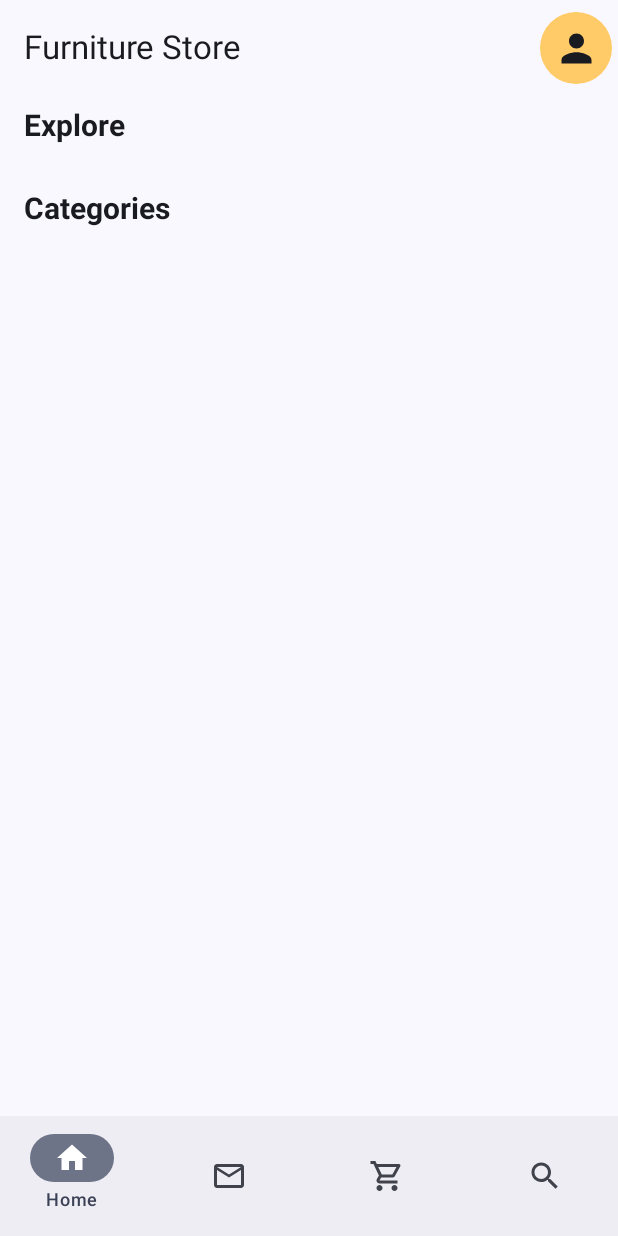
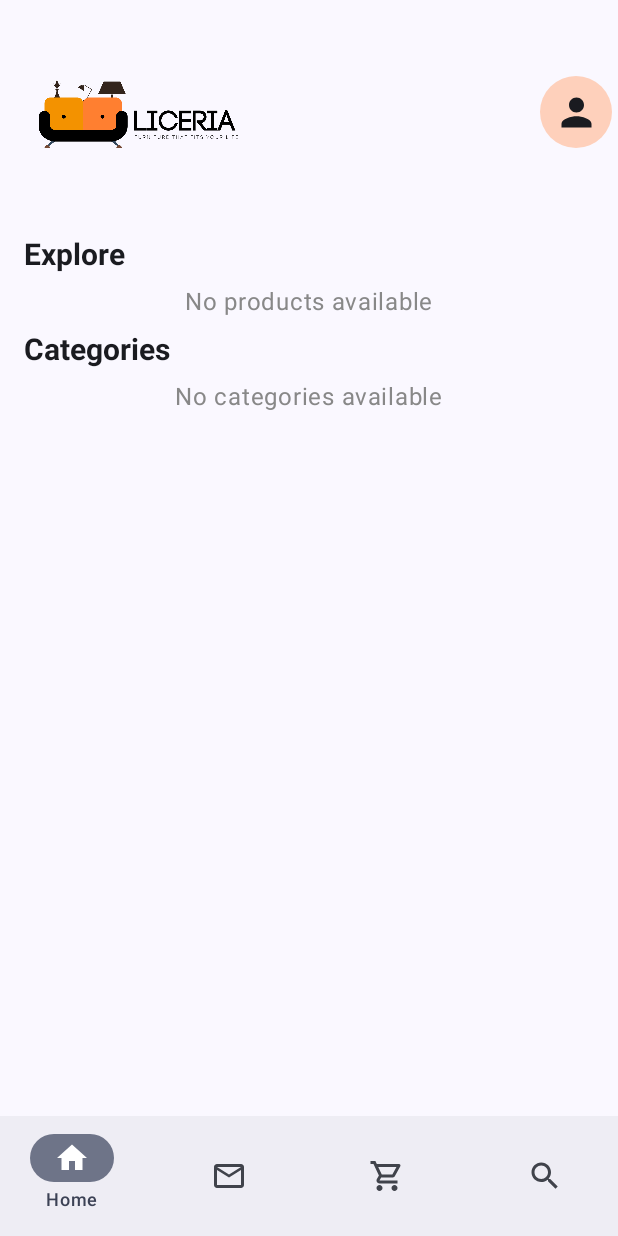
Before and after one commit to JaninduDiz/eCommerce-Android-App, an Android app built with Jetpack Compose: the screen it shows after launch (MainActivity), on a phone screen of 412 x 824 dp. Run offline under Robolectric (Android 15) with nearby library versions, the phone set to English and light mode, and no system bars; pictures from the network do not load.

```diff
--- a/app/src/main/java/com/example/shoppingapp/MainActivity.kt
+++ b/app/src/main/java/com/example/shoppingapp/MainActivity.kt
@@ -59,7 +59,7 @@ class MainActivity : ComponentActivity() {
                     composable("productDetails/{productId}") { backStackEntry ->
                         val productId = backStackEntry.arguments?.getString("productId")
                         if (productId != null) {
-                            ProductDetailsScreen(navController, productId, cartState, vendorState)
+                            ProductDetailsScreen(navController, productId, cartState, vendorState, categoryState)
                         }
                     }
                     composable("reviewScreen/{productId}/{vendorId}") { backStackEntry ->
@@ -72,7 +72,8 @@ class MainActivity : ComponentActivity() {
                         CategoryScreen(
                             navController = navController,
                             categoryId = categoryId,
-                            categoryState = categoryState
+                            categoryState = categoryState,
+                            productState = productState
                         )
                     }
                     composable("checkoutScreen/{totalPrice}") { backStackEntry ->
--- a/app/src/main/java/com/example/shoppingapp/models/Categories.kt
+++ b/app/src/main/java/com/example/shoppingapp/models/Categories.kt
@@ -5,5 +5,5 @@ data class Category(
     val id: String,
     val name: String,
     val isActive: Boolean,
-    val products: List<Product>
+    var products: List<Product>
 )
--- a/app/src/main/java/com/example/shoppingapp/viewmodels/CategoryState.kt
+++ b/app/src/main/java/com/example/shoppingapp/viewmodels/CategoryState.kt
@@ -29,6 +29,11 @@ class CategoryState {
         return categories.find { it.id == id }
     }
 
+    // Function to get a category by id
+    fun getCategoryNameById(id: String): String {
+        return categories.find { it.id == id }?.name ?: ""
+    }
+
     // Function to clear all categories
     fun clear() {
         categories.clear()
--- a/app/src/main/java/com/example/shoppingapp/viewmodels/ProductState.kt
+++ b/app/src/main/java/com/example/shoppingapp/viewmodels/ProductState.kt
@@ -15,6 +15,7 @@ class ProductState  {
 
     // Function to add a list of products at once
     fun addProducts(productList: List<Product>) {
+        clearProducts()
         products.addAll(productList)
     }
 
@@ -29,7 +30,7 @@ class ProductState  {
     }
 
     // Function to clear all products
-    fun clearProducts() {
+    private fun clearProducts() {
         products.clear()
     }
 }
--- a/app/src/main/java/com/example/shoppingapp/views/ProfileScreen.kt
+++ b/app/src/main/java/com/example/shoppingapp/views/ProfileScreen.kt
@@ -364,7 +364,7 @@ fun ActionButtonContainer(
             onClick = {
                 if (isEditing) onSaveClick() else onEditClick()
             },
-            containerColor = Color(0xFFB08968),
+            containerColor = Color(0xFF98c1d9),
             contentColor = Color.White
         ) {
             if (isEditing) {
--- a/app/src/main/java/com/example/shoppingapp/views/components/CustomButton.kt
+++ b/app/src/main/java/com/example/shoppingapp/views/components/CustomButton.kt
@@ -21,7 +21,7 @@ fun CustomButton( text: String, onClick: () -> Unit, modifier: Modifier, enabled
         colors = colors,
         modifier = Modifier
             .fillMaxWidth()
-            .height(56.dp)
+            .height(50.dp)
             .then(modifier),
         shape = RoundedCornerShape(8.dp),
         enabled = enabled ?: true
--- a/app/src/main/java/com/example/shoppingapp/views/components/OrderSummaryCard.kt
+++ b/app/src/main/java/com/example/shoppingapp/views/components/OrderSummaryCard.kt
@@ -11,6 +11,7 @@ import androidx.compose.foundation.layout.fillMaxWidth
 import androidx.compose.foundation.layout.padding
 import androidx.compose.foundation.shape.RoundedCornerShape
 import androidx.compose.material3.Card
+import androidx.compose.material3.CardDefaults
 import androidx.compose.material3.Text
 import androidx.compose.runtime.Composable
 import androidx.compose.runtime.LaunchedEffect
@@ -73,8 +74,9 @@ fun OrderSummaryCard(
                 // Navigate to the OrderDetails screen with the order ID
                 navController.navigate("orderDetails/${order.id}/false")
             },
-       // elevation = 4.dp,
-        shape = RoundedCornerShape(8.dp)
+        shape = RoundedCornerShape(8.dp),
+        colors = CardDefaults.cardColors(containerColor = Color.White),
+        elevation = CardDefaults.cardElevation(defaultElevation = 4.dp)
     ) {
         Column(
             modifier = Modifier.padding(16.dp)
--- a/app/src/main/java/com/example/shoppingapp/views/tabViews/HomeScreen.kt
+++ b/app/src/main/java/com/example/shoppingapp/views/tabViews/HomeScreen.kt
@@ -1,6 +1,5 @@
 package com.example.shoppingapp.views.tabViews
 
-import android.annotation.SuppressLint
 import android.content.ContentValues.TAG
 import android.os.Build
 import android.util.Log
@@ -12,6 +11,7 @@ import androidx.compose.foundation.layout.Arrangement
 import androidx.compose.foundation.layout.Box
 import androidx.compose.foundation.layout.Column
 import androidx.compose.foundation.layout.PaddingValues
+import androidx.compose.foundation.layout.Row
 import androidx.compose.foundation.layout.Spacer
 import androidx.compose.foundation.layout.WindowInsets
 import androidx.compose.foundation.layout.fillMaxSize
@@ -63,6 +63,7 @@ import androidx.compose.ui.Modifier
 import androidx.compose.ui.graphics.Color
 import androidx.compose.ui.graphics.vector.ImageVector
 import androidx.compose.ui.layout.ContentScale
+import androidx.compose.ui.res.painterResource
 import androidx.compose.ui.text.TextStyle
 import androidx.compose.ui.text.font.FontWeight
 import androidx.compose.ui.text.style.TextAlign
@@ -72,6 +73,7 @@ import androidx.compose.ui.unit.sp
 import androidx.navigation.NavController
 import androidx.navigation.compose.rememberNavController
 import coil.compose.rememberAsyncImagePainter
+import com.example.shoppingapp.R
 import com.example.shoppingapp.models.Category
 import com.example.shoppingapp.models.Product
 import com.example.shoppingapp.ui.theme.ShoppingAppTheme
@@ -121,12 +123,16 @@ fun HomeScreen(navController: NavController, cartState: CartState, orderState: O
             hasNews = false,
         )
     )
+    Log.d(TAG, "HomeScreen: ${categoryState.categories.map { category -> category.name }}")
 
     var loading by remember { mutableStateOf(false) }
 
     var selectedItemIndex by rememberSaveable { mutableIntStateOf(0) }
 
     var categories by remember { mutableStateOf<List<Category>>(emptyList()) }
+
+
+
 
     // Fetch categories
     LaunchedEffect(Unit) {
@@ -163,11 +169,19 @@ fun HomeScreen(navController: NavController, cartState: CartState, orderState: O
         topBar = {
             TopAppBar(
                 windowInsets = WindowInsets.Companion.statusBars,
-                title = { Text(text = "Furniture Store") },
+                title = {
+                    Row(verticalAlignment = Alignment.CenterVertically) {
+                        Image(
+                            painter = painterResource(id = R.drawable.logo),
+                            contentDescription = "Logo",
+                            modifier = Modifier.size(150.dp)
+                        )
+                    }
+                },
                 actions = {
                     IconButton(onClick = { navController.navigate("profile")},
                         modifier = Modifier
-                            .background(Color(0xFFffcb69), shape = CircleShape)
+                            .background(Color(0xFFfed0bb), shape = CircleShape)
                     ) {
                         Icon(
                             imageVector = Icons.Filled.Person,
@@ -215,15 +229,20 @@ fun HomeScreen(navController: NavController, cartState: CartState, orderState: O
         when (selectedItemIndex) {
             0 -> HomeContent(navController = navController, categoryState = categoryState, loading = loading, productState = productState, paddingValues = paddingValues)
             1 -> OrdersScreen(navController = navController, orderState = orderState, paddingValues = paddingValues)
-            2 -> CartScreen(navController = navController, cartState = cartState, paddingValues = paddingValues)
+            2 -> CartScreen(navController = navController, cartState = cartState, paddingValues = paddingValues, categoryState = categoryState)
             3 -> SearchScreen(navController = navController, productState = productState, paddingValues = paddingValues)
         }
     }
 }
 
-@SuppressLint("SuspiciousIndentation")
 @Composable
-fun HomeContent(navController: NavController, categoryState: CategoryState, loading: Boolean = false , productState: ProductState, paddingValues: PaddingValues) {
+fun HomeContent(
+    navController: NavController,
+    categoryState: CategoryState,
+    loading: Boolean = false,
+    productState: ProductState,
+    paddingValues: PaddingValues
+) {
     val categories = categoryState.categories
     val products = productState.products
 
@@ -241,7 +260,8 @@ fun HomeContent(navController: NavController, categoryState: CategoryState, load
     } else {
         LazyColumn(
             modifier = Modifier
-                .fillMaxSize().padding(bottom = 20.dp)
+                .fillMaxSize()
+                .padding(bottom = 20.dp)
                 .padding(paddingValues),
             contentPadding = PaddingValues(vertical = 8.dp),
             verticalArrangement = Arrangement.spacedBy(8.dp)
@@ -249,7 +269,18 @@ fun HomeContent(navController: NavController, categoryState: CategoryState, load
             item {
                 SectionTitle(title = "Explore", onClick = {})
             }
+
+            // Handle the products LazyRow safely
             item {
+                if (products.isEmpty()) {
+                    // Show a message or placeholder if no products are available
+                    Box(
+                        modifier = Modifier.fillMaxWidth(),
+                        contentAlignment = Alignment.Center
+                    ) {
+                        Text(text = "No products available", color = Color.Gray)
+                    }
+                } else {
                     LazyRow(
                         contentPadding = PaddingValues(horizontal = 16.dp, vertical = 8.dp),
                         horizontalArrangement = Arrangement.spacedBy(8.dp)
@@ -261,10 +292,23 @@ fun HomeContent(navController: NavController, categoryState: CategoryState, load
                         }
                     }
                 }
+            }
+
             item {
                 SectionTitle(title = "Categories", onClick = {})
             }
+
+            // Handle the categories LazyRow safely
             item {
+                if (categories.isEmpty()) {
+                    // Show a message or placeholder if no categories are available
+                    Box(
+                        modifier = Modifier.fillMaxWidth(),
+                        contentAlignment = Alignment.Center
+                    ) {
+                        Text(text = "No categories available", color = Color.Gray)
+                    }
+                } else {
                     LazyRow(
                         modifier = Modifier.padding(bottom = 20.dp),
                         contentPadding = PaddingValues(horizontal = 16.dp, vertical = 8.dp),
@@ -283,25 +327,35 @@ fun HomeContent(navController: NavController, categoryState: CategoryState, load
                         }
                     }
                 }
+            }
+
+            // Handle categories and products in CategorySection safely
             items(categories) { category ->
+                val categoryProducts = products.filter { it.category == category.id }
                     CategorySection(
                         categoryName = category.name,
-                    products = category.products,
+                        products = categoryProducts,
                         navController = navController,
-                    onClick = { navController.navigate("categoryScreen/${category.id}") }
+                        onClick = { navController.navigate("categoryScreen/${category.id}") },
+                        productState = productState,
+                        categoryId = category.id
                     )
+
             }
         }
     }
 }
-
 @Composable
 fun CategorySection(
     onClick: () -> Unit = {},
     categoryName: String,
     products: List<Product>,
-    navController: NavController
+    navController: NavController,
+    productState: ProductState,
+    categoryId: String
 ) {
+    val products2 = productState.products
+
     SectionTitle(title = categoryName, onClick = onClick)
 
     LazyRow(
@@ -309,7 +363,7 @@ fun CategorySection(
         contentPadding = PaddingValues(horizontal = 16.dp, vertical = 8.dp),
         horizontalArrangement = Arrangement.spacedBy(8.dp)
     ) {
-        items(products.filter { it.category == categoryName }) { product ->
+        items(products2.filter { it.category == categoryId }) { product ->
             ItemCard(product = product) {
                 navController.navigate("productDetails/${product.productId}")
             }
--- a/app/src/main/java/com/example/shoppingapp/views/tabViews/OrdersScreen.kt
+++ b/app/src/main/java/com/example/shoppingapp/views/tabViews/OrdersScreen.kt
@@ -156,6 +156,8 @@ fun OrderSelector(selectedTab: Int, onTabSelected: (Int) -> Unit) {
                 text = {
                     Text(
                         text = title,
+                        fontSize = 14.sp,
+                        fontWeight = FontWeight.Normal,
                         color = if (selectedTab == index) activeTextColor else inactiveTextColor
                     )
                 }
```
Also changed, not shown: app/src/main/java/com/example/shoppingapp/views/CategoryScreen.kt (+6 -3 lines), app/src/main/java/com/example/shoppingapp/views/CheckoutScreen.kt (+16 -17 lines), app/src/main/java/com/example/shoppingapp/views/ProductDetailsScreen.kt (+18 -10 lines), app/src/main/java/com/example/shoppingapp/views/components/CustomTopAppBar.kt (+10 -2 lines), app/src/main/java/com/example/shoppingapp/views/tabViews/CartScreen.kt (+7 -5 lines), app/src/main/res/drawable/logo.png (added). Lines whose indentation alone changed are shown as unchanged.
